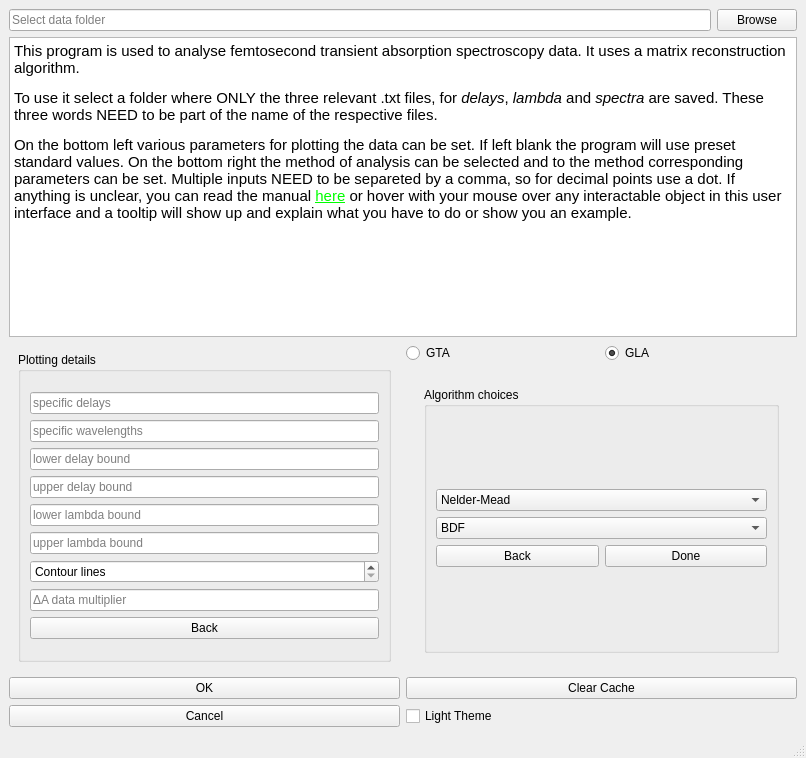
Before: the Qt Designer form gui.ui in 4-DMAPandSadness/EfsTA, drawn with Qt 5.
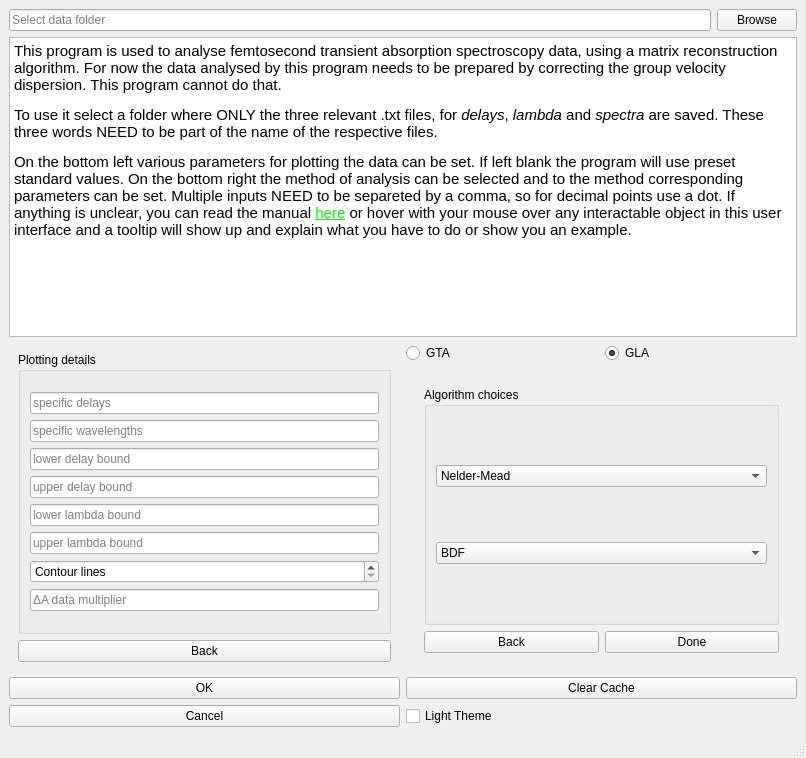
After: the same form once the commit is applied. The open tabs and pages were chosen to show the change.

Commit message: Optimization using lmfit now working as intended. Changed getChiSquare() and renamed to getDifference() for lmfit compatibility. Various small UI fixes/changes. Added more documentation. Working on fixing PlotViewer crashes for certain plot combinations.

What changed in the file:
```diff
--- a/gui.ui
+++ b/gui.ui
@@ -420,16 +420,14 @@
              </layout>
             </widget>
             <widget class="QWidget" name="SAS_page5">
-             <layout class="QGridLayout" name="gridLayout_7">
-              <item row="0" column="0">
+             <layout class="QGridLayout" name="gridLayout_22">
+              <item row="0" column="0" colspan="2">
                <widget class="QGroupBox" name="SAS_algorithm">
                 <property name="title">
                  <string>Algorithm choices</string>
                 </property>
                 <layout class="QGridLayout" name="gridLayout_41">
                  <item row="0" column="0">
-                  <layout class="QGridLayout" name="gridLayout_38">
-                   <item row="0" column="0" colspan="2">
                     <widget class="QComboBox" name="SAS_optmethod">
                      <property name="toolTip">
                       <string>&lt;html&gt;&lt;head/&gt;&lt;body&gt;&lt;p&gt;Select the algorithm used by the optimize function.&lt;/p&gt;&lt;/body&gt;&lt;/html&gt;</string>
@@ -479,9 +477,19 @@
                        <string>trust-constr</string>
                       </property>
                      </item>
-                    </widget>
-                   </item>
-                   <item row="1" column="0" colspan="2">
+                   <item>
+                    <property name="text">
+                     <string>basinhopping</string>
+                    </property>
+                   </item>
+                   <item>
+                    <property name="text">
+                     <string>ampgo</string>
+                    </property>
+                   </item>
+                  </widget>
+                 </item>
+                 <item row="1" column="0">
                     <widget class="QComboBox" name="SAS_ivpmethod">
                      <property name="toolTip">
                       <string>&lt;html&gt;&lt;head/&gt;&lt;body&gt;&lt;p&gt;Select the algorithm used by the ivp solver.&lt;/p&gt;&lt;/body&gt;&lt;/html&gt;</string>
@@ -518,7 +526,10 @@
                      </item>
                     </widget>
                    </item>
-                   <item row="2" column="0">
+                </layout>
+               </widget>
+              </item>
+              <item row="1" column="0">
                     <widget class="QPushButton" name="SAS_alg_back">
                      <property name="toolTip">
                       <string>&lt;html&gt;&lt;head/&gt;&lt;body&gt;&lt;p&gt;Moves back to the model selection.&lt;/p&gt;&lt;/body&gt;&lt;/html&gt;</string>
@@ -528,7 +539,7 @@
                      </property>
                     </widget>
                    </item>
-                   <item row="2" column="1">
+              <item row="1" column="1">
                     <widget class="QPushButton" name="SAS_alg_done">
                      <property name="toolTip">
                       <string>&lt;html&gt;&lt;head/&gt;&lt;body&gt;&lt;p&gt;Confirms the input.&lt;/p&gt;&lt;/body&gt;&lt;/html&gt;</string>
@@ -539,11 +550,6 @@
                     </widget>
                    </item>
                   </layout>
-                 </item>
-                </layout>
-               </widget>
-              </item>
-             </layout>
             </widget>
             <widget class="QWidget" name="SAS_page6">
              <layout class="QGridLayout" name="gridLayout_40">
@@ -986,16 +992,6 @@
                  </property>
                 </widget>
                </item>
-               <item row="9" column="0">
-                <widget class="QPushButton" name="plot_back">
-                 <property name="toolTip">
-                  <string>&lt;html&gt;&lt;head/&gt;&lt;body&gt;&lt;p&gt;Moves back to the plot choices.&lt;/p&gt;&lt;/body&gt;&lt;/html&gt;</string>
-                 </property>
-                 <property name="text">
-                  <string>Back</string>
-                 </property>
-                </widget>
-               </item>
                <item row="8" column="0">
                 <widget class="QLineEdit" name="multiplier">
                  <property name="toolTip">
@@ -1011,6 +1007,16 @@
             </layout>
            </widget>
           </item>
+          <item row="1" column="0">
+           <widget class="QPushButton" name="plot_back">
+            <property name="toolTip">
+             <string>&lt;html&gt;&lt;head/&gt;&lt;body&gt;&lt;p&gt;Moves back to the plot choices.&lt;/p&gt;&lt;/body&gt;&lt;/html&gt;</string>
+            </property>
+            <property name="text">
+             <string>Back</string>
+            </property>
+           </widget>
+          </item>
          </layout>
         </widget>
        </widget>
@@ -1086,7 +1092,7 @@
 &lt;html&gt;&lt;head&gt;&lt;meta name=&quot;qrichtext&quot; content=&quot;1&quot; /&gt;&lt;style type=&quot;text/css&quot;&gt;
 p, li { white-space: pre-wrap; }
 &lt;/style&gt;&lt;/head&gt;&lt;body style=&quot; font-family:'Sans Serif'; font-size:9pt; font-weight:400; font-style:normal;&quot;&gt;
-&lt;p style=&quot; margin-top:0px; margin-bottom:0px; margin-left:0px; margin-right:0px; -qt-block-indent:0; text-indent:0px;&quot;&gt;&lt;span style=&quot; font-family:'MS Shell Dlg 2'; font-size:11pt;&quot;&gt;This program is used to analyse femtosecond transient absorption spectroscopy data. It uses a matrix reconstruction algorithm.&lt;/span&gt;&lt;/p&gt;
+&lt;p style=&quot; margin-top:0px; margin-bottom:0px; margin-left:0px; margin-right:0px; -qt-block-indent:0; text-indent:0px;&quot;&gt;&lt;span style=&quot; font-family:'MS Shell Dlg 2'; font-size:11pt;&quot;&gt;This program is used to analyse femtosecond transient absorption spectroscopy data, using a matrix reconstruction algorithm. For now the data analysed by this program needs to be prepared by correcting the group velocity dispersion. This program cannot do that.&lt;/span&gt;&lt;/p&gt;
 &lt;p style=&quot; margin-top:12px; margin-bottom:12px; margin-left:0px; margin-right:0px; -qt-block-indent:0; text-indent:0px;&quot;&gt;&lt;span style=&quot; font-family:'MS Shell Dlg 2'; font-size:11pt;&quot;&gt;To use it select a folder where ONLY the three relevant .txt files, for &lt;/span&gt;&lt;span style=&quot; font-family:'MS Shell Dlg 2'; font-size:11pt; font-style:italic;&quot;&gt;delays&lt;/span&gt;&lt;span style=&quot; font-family:'MS Shell Dlg 2'; font-size:11pt;&quot;&gt;, &lt;/span&gt;&lt;span style=&quot; font-family:'MS Shell Dlg 2'; font-size:11pt; font-style:italic;&quot;&gt;lambda&lt;/span&gt;&lt;span style=&quot; font-family:'MS Shell Dlg 2'; font-size:11pt;&quot;&gt; and &lt;/span&gt;&lt;span style=&quot; font-family:'MS Shell Dlg 2'; font-size:11pt; font-style:italic;&quot;&gt;spectra&lt;/span&gt;&lt;span style=&quot; font-family:'MS Shell Dlg 2'; font-size:11pt;&quot;&gt; are saved. These three words NEED to be part of the name of the respective files. &lt;/span&gt;&lt;/p&gt;
 &lt;p style=&quot; margin-top:12px; margin-bottom:12px; margin-left:0px; margin-right:0px; -qt-block-indent:0; text-indent:0px;&quot;&gt;&lt;span style=&quot; font-family:'MS Shell Dlg 2'; font-size:11pt;&quot;&gt;On the bottom left various parameters for plotting the data can be set. If left blank the program will use preset standard values. On the bottom right the method of analysis can be selected and to the method corresponding parameters can be set. Multiple inputs NEED to be separeted by a comma, so for decimal points use a dot. If anything is unclear, you can read the manual &lt;/span&gt;&lt;a href=&quot;https://github.com/4-DMAPandSadness/EfsTA/blob/main/README.md&quot;&gt;&lt;span style=&quot; font-size:11pt; text-decoration: underline; color:#00ff00;&quot;&gt;here&lt;/span&gt;&lt;/a&gt;&lt;span style=&quot; font-family:'MS Shell Dlg 2'; font-size:11pt;&quot;&gt; or hover with your mouse over any interactable object in this user interface and a tooltip will show up and explain what you have to do or show you an example. &lt;/span&gt;&lt;/p&gt;&lt;/body&gt;&lt;/html&gt;</string>
         </property>
```
Left out of the diff: 169 changed lines with no effect on the pictures. Lines whose indentation alone changed are shown as unchanged. The commit also changes 9 other files.
